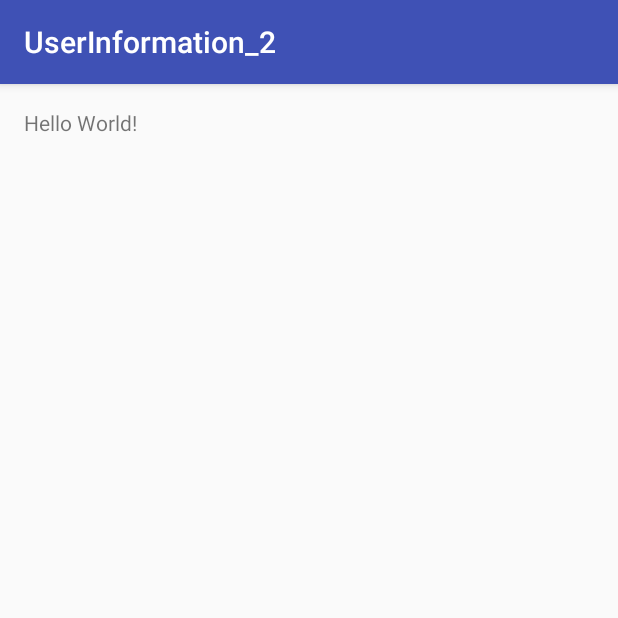
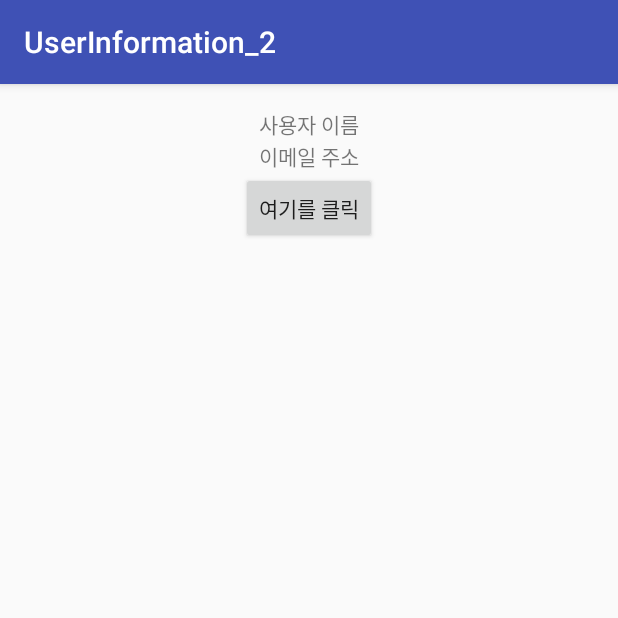
Before and after one commit to ShiEun/UserInformation_2, an Android app: the screen it shows after launch (MainActivity), on a phone screen of 412 x 824 dp, the top half of it. Run offline under Robolectric (Android 15) with nearby library versions, the phone set to English and light mode, and no system bars.

Commit message:
#1 Edit layout

```diff
--- a/app/src/main/res/layout/activity_main.xml
+++ b/app/src/main/res/layout/activity_main.xml
@@ -1,5 +1,5 @@
 <?xml version="1.0" encoding="utf-8"?>
-<RelativeLayout xmlns:android="http://schemas.android.com/apk/res/android"
+<LinearLayout xmlns:android="http://schemas.android.com/apk/res/android"
     xmlns:tools="http://schemas.android.com/tools"
     android:layout_width="match_parent"
     android:layout_height="match_parent"
@@ -7,10 +7,24 @@
     android:paddingLeft="@dimen/activity_horizontal_margin"
     android:paddingRight="@dimen/activity_horizontal_margin"
     android:paddingTop="@dimen/activity_vertical_margin"
-    tools:context="kr.hs.emirim.tldms0940.userinformation_2.MainActivity">
+    tools:context="kr.hs.emirim.tldms0940.userinformation_2.MainActivity"
+    android:orientation="vertical"
+    android:gravity="center_horizontal">
 
     <TextView
+        android:id="@+id/text_name"
         android:layout_width="wrap_content"
         android:layout_height="wrap_content"
-        android:text="Hello World!" />
-</RelativeLayout>
+        android:text="@string/text_name" />
+    <TextView
+        android:id="@+id/text_email"
+        android:layout_width="wrap_content"
+        android:layout_height="wrap_content"
+        android:text="@string/text_email" />
+    <Button
+        android:id="@+id/but"
+        android:layout_width="wrap_content"
+        android:layout_height="wrap_content"
+        android:text="@string/but_str"
+        />
+</LinearLayout>
--- a/app/src/main/res/values/strings.xml
+++ b/app/src/main/res/values/strings.xml
@@ -1,3 +1,6 @@
 <resources>
     <string name="app_name">UserInformation_2</string>
+    <string name ="text_name">사용자 이름</string>
+    <string name ="text_email">이메일 주소</string>
+    <string name ="but_str">여기를 클릭</string>
 </resources>
```
